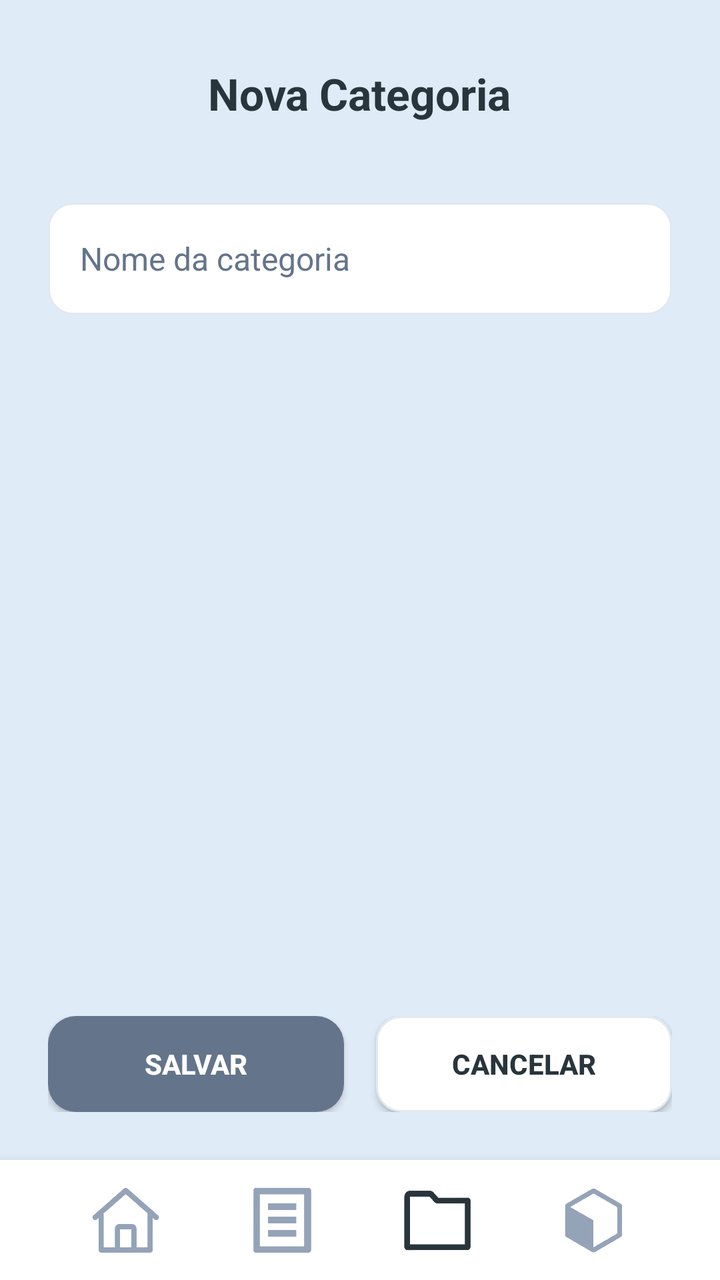
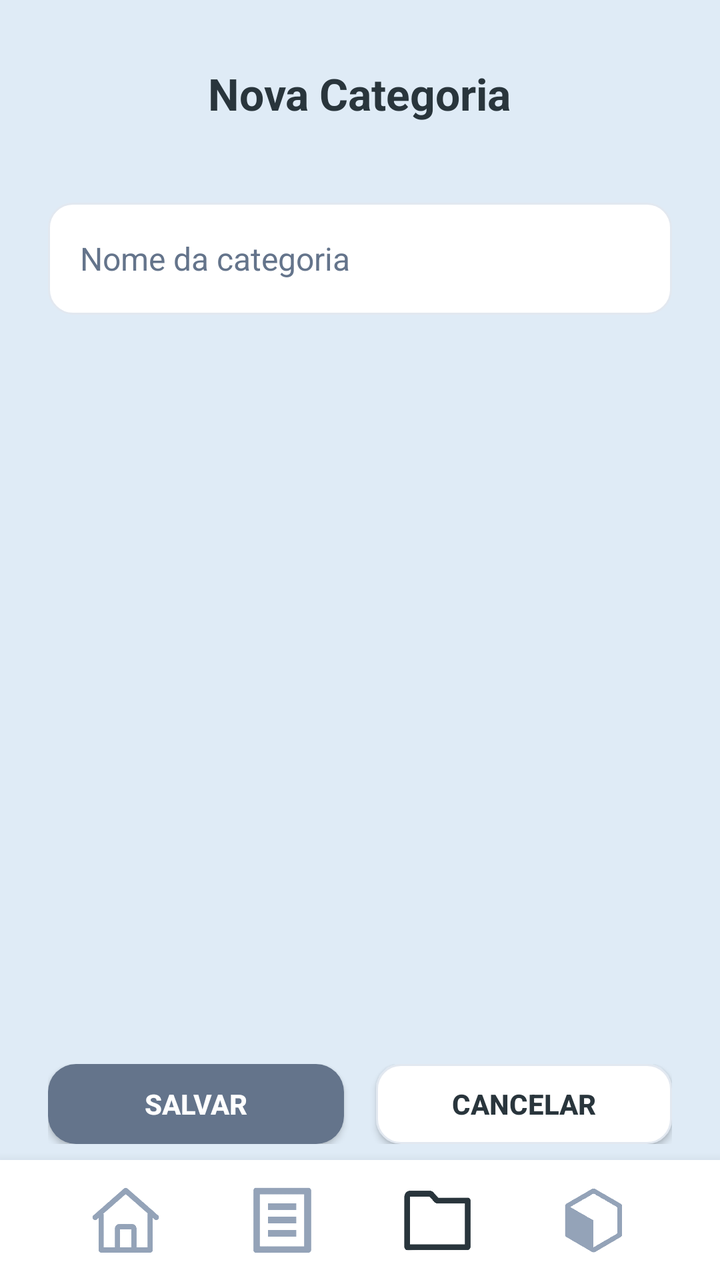

An Android layout rendered at two revisions. The XML below is the earlier revision; the diff shows what the commit changed to produce the second picture.
<!-- AndroidManifest.xml: application theme Theme.ListaCompras -->
<!-- res/layout/activity_categoria_criar.xml -->
<?xml version="1.0" encoding="utf-8"?>
<RelativeLayout xmlns:android="http://schemas.android.com/apk/res/android"
    xmlns:app="http://schemas.android.com/apk/res-auto"
    android:layout_width="match_parent"
    android:layout_height="match_parent"
    android:background="#DFEBF6">

    
    <TextView
        android:id="@+id/txtTituloCriar"
        android:layout_width="wrap_content"
        android:layout_height="wrap_content"
        android:text="Nova Categoria"
        android:textSize="22sp"
        android:textStyle="bold"
        android:textColor="#29353C"
        android:layout_marginTop="32dp"
        android:layout_centerHorizontal="true" />

    
    <LinearLayout
        android:id="@+id/containerCampo"
        android:layout_width="match_parent"
        android:layout_height="wrap_content"
        android:layout_below="@id/txtTituloCriar"
        android:paddingHorizontal="24dp"
        android:paddingTop="40dp">

        <EditText
            android:id="@+id/edtNomeCategoria"
            android:layout_width="match_parent"
            android:layout_height="56dp"
            android:hint="Nome da categoria"
            android:background="@drawable/card_secundario"
            android:padding="16dp"
            android:textColor="#29353C"
            android:textColorHint="#64748B"
            android:textSize="16sp" />
    </LinearLayout>

    
    <LinearLayout
        android:id="@+id/containerBotoes"
        android:layout_width="match_parent"
        android:layout_height="wrap_content"
        android:orientation="horizontal"
        android:gravity="center"
        android:layout_above="@id/footer"
        android:padding="24dp">

        
        <androidx.appcompat.widget.AppCompatButton
            android:id="@+id/btnSalvar"
            android:layout_width="0dp"
            android:layout_height="48dp"
            android:layout_weight="1"
            android:text="Salvar"
            android:textStyle="bold"
            android:textColor="#FFFFFF"
            android:background="@drawable/card_principal" />

        <Space
            android:layout_width="16dp"
            android:layout_height="0dp" />

        
        <androidx.appcompat.widget.AppCompatButton
            android:id="@+id/btnCancelar"
            android:layout_width="0dp"
            android:layout_height="48dp"
            android:layout_weight="1"
            android:text="Cancelar"
            android:textStyle="bold"
            android:textColor="#29353C"
            android:background="@drawable/card_secundario" />

    </LinearLayout>

    
    <LinearLayout
        android:id="@+id/footer"
        android:layout_width="match_parent"
        android:layout_height="60dp"
        android:layout_alignParentBottom="true"
        android:background="#FFFFFF"
        android:elevation="10dp"
        android:gravity="center"
        android:orientation="horizontal"
        android:paddingHorizontal="24dp">

        <ImageView
            android:id="@+id/iconHome"
            android:layout_width="36dp"
            android:layout_height="36dp"
            android:layout_weight="1"
            android:src="@drawable/ic_home"
            app:tint="#94A3B8"/>

        <ImageView
            android:id="@+id/iconListas"
            android:layout_width="36dp"
            android:layout_height="36dp"
            android:layout_weight="1"
            android:src="@drawable/ic_lista"
            app:tint="#94A3B8"/>

        <ImageView
            android:id="@+id/iconCategorias"
            android:layout_width="36dp"
            android:layout_height="36dp"
            android:layout_weight="1"
            android:src="@drawable/ic_pasta"
            app:tint="#29353C"/>

        <ImageView
            android:id="@+id/iconProdutos"
            android:layout_width="36dp"
            android:layout_height="36dp"
            android:layout_weight="1"
            android:src="@drawable/ic_caixa"
            app:tint="#94A3B8"/>
    </LinearLayout>

</RelativeLayout>
<!-- resources referenced by this layout -->
<resources>
  <!-- drawable card_principal (drawable) -->
  <shape xmlns:android="http://schemas.android.com/apk/res/android">
      <solid android:color="#64748B"/>
      <corners android:radius="14dp"/>
  </shape>
  <!-- drawable card_secundario (drawable) -->
  <shape xmlns:android="http://schemas.android.com/apk/res/android">
      <solid android:color="#FFFFFF"/>
      <corners android:radius="12dp"/>
      <stroke android:width="1dp" android:color="#E2E8F0"/>
  </shape>
  <!-- drawable ic_caixa: png bitmap (drawable, 30803 bytes) -->
  <!-- drawable ic_home: png bitmap (drawable, 26750 bytes) -->
  <!-- drawable ic_lista: png bitmap (drawable, 12721 bytes) -->
  <!-- drawable ic_pasta: png bitmap (drawable, 12054 bytes) -->
  <style name="Theme.ListaCompras" parent="Base.Theme.ListaCompras" />
  <style name="Base.Theme.ListaCompras" parent="Theme.Material3.DayNight.NoActionBar">
          
          
      </style>
</resources>

<!-- the commit's change to res/layout/activity_categoria_criar.xml (unified diff, before → after) -->
@@ -46,13 +46,14 @@
         android:orientation="horizontal"
         android:gravity="center"
         android:layout_above="@id/footer"
-        android:padding="24dp">
+        android:paddingHorizontal="24dp"
+        android:layout_marginBottom="8dp">
 
         
         <androidx.appcompat.widget.AppCompatButton
             android:id="@+id/btnSalvar"
             android:layout_width="0dp"
-            android:layout_height="48dp"
+            android:layout_height="40dp"
             android:layout_weight="1"
             android:text="Salvar"
             android:textStyle="bold"
@@ -67,13 +68,12 @@
         <androidx.appcompat.widget.AppCompatButton
             android:id="@+id/btnCancelar"
             android:layout_width="0dp"
-            android:layout_height="48dp"
+            android:layout_height="40dp"
             android:layout_weight="1"
             android:text="Cancelar"
             android:textStyle="bold"
             android:textColor="#29353C"
             android:background="@drawable/card_secundario" />
-
     </LinearLayout>
 
     
